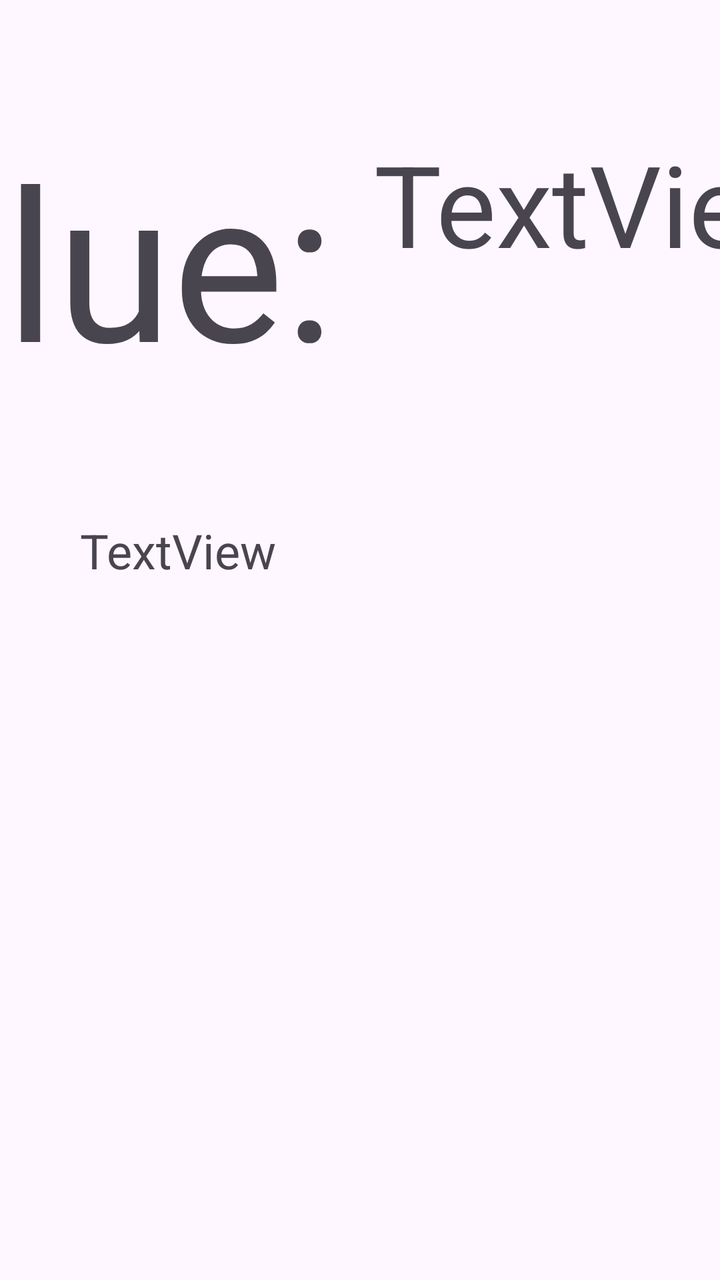
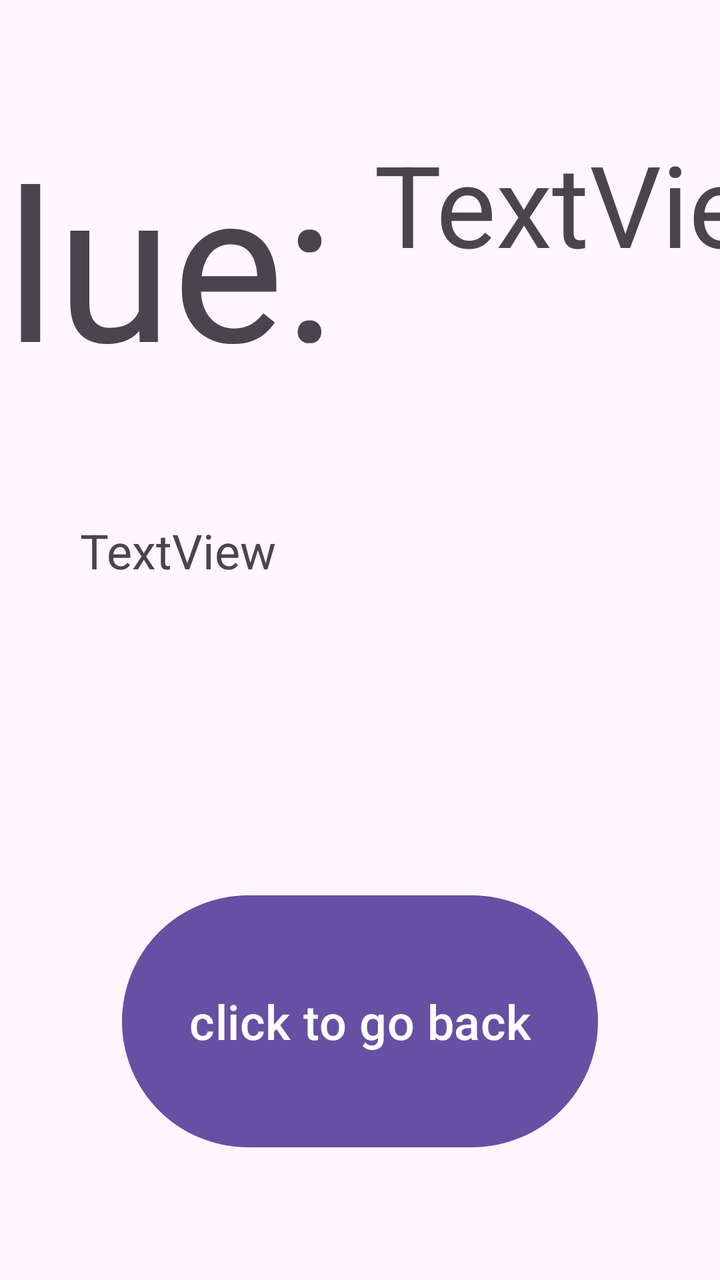

Before-and-after screenshots of an Android layout around one commit, followed by the original layout XML and the change that was made.
<!-- AndroidManifest.xml: application theme Theme.Mission12 -->
<!-- res/layout/activity_results.xml -->
<?xml version="1.0" encoding="utf-8"?>
<androidx.constraintlayout.widget.ConstraintLayout xmlns:android="http://schemas.android.com/apk/res/android"
    xmlns:app="http://schemas.android.com/apk/res-auto"
    xmlns:tools="http://schemas.android.com/tools"
    android:layout_width="match_parent"
    android:layout_height="match_parent">

    <TextView
        android:id="@+id/blueScore"
        android:layout_width="230dp"
        android:layout_height="131dp"
        android:text="TextView"
        android:textSize="24sp"
        app:autoSizeTextType="uniform"
        app:layout_constraintBottom_toTopOf="@+id/winner"
        app:layout_constraintEnd_toEndOf="parent"
        app:layout_constraintHorizontal_bias="0.5"
        app:layout_constraintStart_toEndOf="@+id/redScore"
        app:layout_constraintTop_toTopOf="parent" />

    <TextView
        android:id="@+id/redScore"
        android:layout_width="244dp"
        android:layout_height="140dp"
        android:text="blue:"
        android:textSize="24sp"
        app:autoSizeTextType="uniform"
        app:layout_constraintBottom_toTopOf="@+id/winner"
        app:layout_constraintEnd_toStartOf="@+id/blueScore"
        app:layout_constraintHorizontal_bias="0.5"
        app:layout_constraintStart_toStartOf="parent"
        app:layout_constraintTop_toTopOf="parent" />

    <TextView
        android:id="@+id/winner"
        android:layout_width="280dp"
        android:layout_height="122dp"
        android:text="TextView"
        android:textSize="24sp"
        app:layout_constraintBottom_toBottomOf="parent"
        app:layout_constraintEnd_toEndOf="parent"
        app:layout_constraintStart_toStartOf="parent"
        app:layout_constraintTop_toTopOf="parent" />

</androidx.constraintlayout.widget.ConstraintLayout>
<!-- resources referenced by this layout -->
<resources>
  <style name="Theme.Mission12" parent="Base.Theme.Mission12" />
  <style name="Base.Theme.Mission12" parent="Theme.Material3.DayNight.NoActionBar">
          
          
      </style>
</resources>

<!-- the commit's change to res/layout/activity_results.xml (unified diff, before → after) -->
@@ -42,4 +42,15 @@
         app:layout_constraintStart_toStartOf="parent"
         app:layout_constraintTop_toTopOf="parent" />
 
+    <Button
+        android:id="@+id/back"
+        android:layout_width="238dp"
+        android:layout_height="134dp"
+        android:text="click to go back"
+        android:textSize="24sp"
+        app:layout_constraintBottom_toBottomOf="parent"
+        app:layout_constraintEnd_toEndOf="parent"
+        app:layout_constraintStart_toStartOf="parent"
+        app:layout_constraintTop_toBottomOf="@+id/winner" />
+
 </androidx.constraintlayout.widget.ConstraintLayout>
